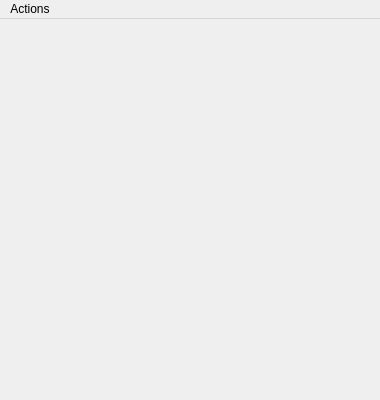
First picture: the form in uiFiles/MainWindowUi.ui, repository aedobrynin/smallChess, before the edit.
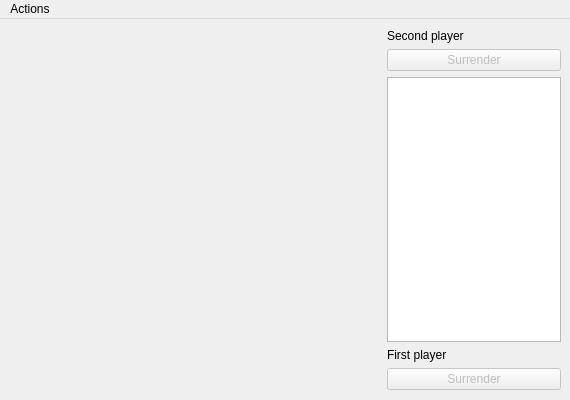
Second picture: the form after the edit. Icons and pictures are not drawn.

Commit message: Statistics update after game end was added Moves list added Surrender option added

The edit to the form file:
```diff
--- a/uiFiles/MainWindowUi.ui
+++ b/uiFiles/MainWindowUi.ui
@@ -6,7 +6,7 @@
    <rect>
     <x>0</x>
     <y>0</y>
-    <width>380</width>
+    <width>570</width>
     <height>400</height>
    </rect>
   </property>
@@ -18,13 +18,13 @@
   </property>
   <property name="minimumSize">
    <size>
-    <width>380</width>
+    <width>570</width>
     <height>400</height>
    </size>
   </property>
   <property name="maximumSize">
    <size>
-    <width>380</width>
+    <width>570</width>
     <height>400</height>
    </size>
   </property>
@@ -35,13 +35,63 @@
    <iconset>
     <normaloff>icon.png</normaloff>icon.png</iconset>
   </property>
-  <widget class="QWidget" name="centralwidget"/>
+  <widget class="QWidget" name="centralwidget">
+   <widget class="QWidget" name="gridLayoutWidget">
+    <property name="geometry">
+     <rect>
+      <x>387</x>
+      <y>10</y>
+      <width>174</width>
+      <height>361</height>
+     </rect>
+    </property>
+    <layout class="QGridLayout" name="gridLayout">
+     <item row="2" column="1">
+      <widget class="QListWidget" name="movesList"/>
+     </item>
+     <item row="1" column="1">
+      <widget class="QPushButton" name="secondPlayerSurrenderBtn">
+       <property name="enabled">
+        <bool>false</bool>
+       </property>
+       <property name="text">
+        <string>Surrender</string>
+       </property>
+      </widget>
+     </item>
+     <item row="4" column="1">
+      <widget class="QPushButton" name="firstPlayerSurrenderBtn">
+       <property name="enabled">
+        <bool>false</bool>
+       </property>
+       <property name="text">
+        <string>Surrender</string>
+       </property>
+      </widget>
+     </item>
+     <item row="0" column="1">
+      <widget class="QLabel" name="secondPlayerNickname">
+       <property name="text">
+        <string>Second player</string>
+       </property>
+      </widget>
+     </item>
+     <item row="3" column="1">
+      <widget class="QLabel" name="firstPlayerNickname">
+       <property name="text">
+        <string>First player</string>
+       </property>
+      </widget>
+     </item>
+    </layout>
+   </widget>
+  </widget>
   <widget class="QMenuBar" name="menubar">
    <property name="geometry">
     <rect>
      <x>0</x>
      <y>0</y>
-     <width>380</width>
+     <width>570</width>
      <height>22</height>
     </rect>
    </property>
```
The commit also changes 6 other files.
